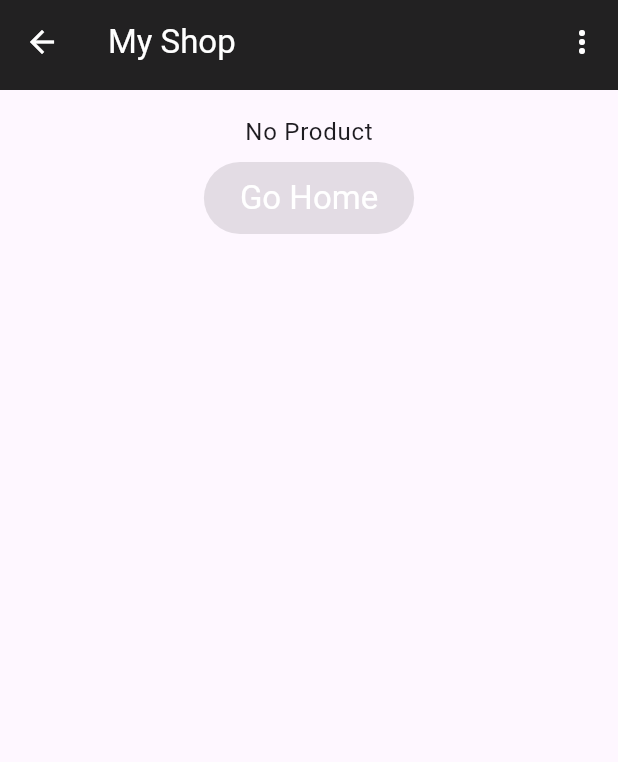
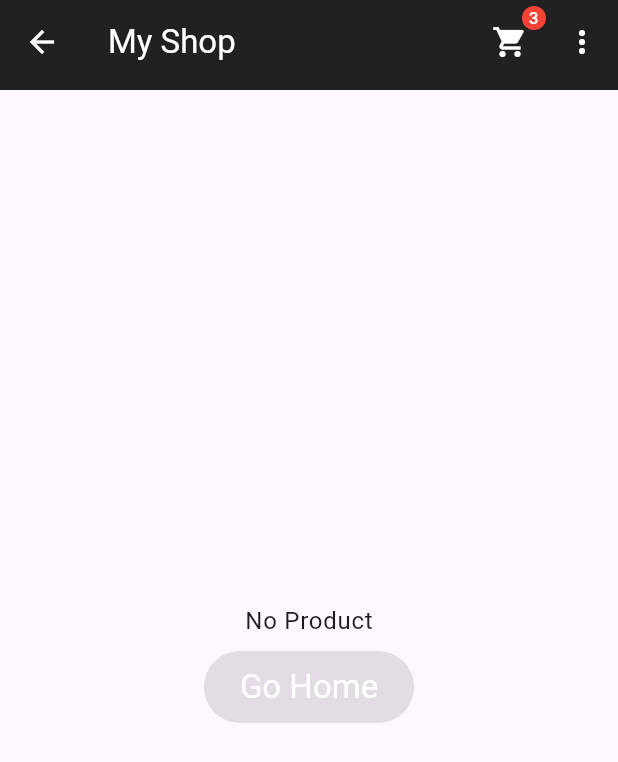
Before and after one commit to MarMarLwin/riverpod_todo, a Flutter app: the ProductScreen screen opened directly with empty values, on a phone screen of 412 x 824 dp. Shown: the top 762 px of the screen. Run offline on Flutter 3.47's test engine with Material 3 defaults, Android fonts, the phone set to English and light mode, and no system bars; our stand-ins replace fl_chart, flutter_layout_grid, flutter_riverpod, go_router, riverpod_annotation, rxdart; missing offline and left inert: dart:js; generated files the repository leaves out were written again.

Commit message:
add sample code for shellroute and responsive navigation bar/rail

```diff
--- a/lib/common_widgets/empty_placeholder_widget.dart
+++ b/lib/common_widgets/empty_placeholder_widget.dart
@@ -15,6 +15,7 @@ class EmptyPlaceholderWidget extends StatelessWidget {
         Sizes.p16,
       ),
       child: Column(
+        mainAxisAlignment: MainAxisAlignment.center,
         children: [
           Text(message, style: Theme.of(context).textTheme.bodyLarge),
           gapH8,
--- a/lib/constants/test_product.dart
+++ b/lib/constants/test_product.dart
@@ -8,6 +8,7 @@ const kTestProducts = [
     title: 'Bruschetta plate',
     description: 'Lorem ipsum',
     price: 15,
+    numRatings: 3,
     availableQuantity: 5,
   ),
   Product(
--- a/lib/features/products/presentation/home_app_bar/home_app_bar.dart
+++ b/lib/features/products/presentation/home_app_bar/home_app_bar.dart
@@ -6,6 +6,7 @@ import 'package:riverpod_todo/common_widgets/action_text_button.dart';
 import 'package:riverpod_todo/constants/breakpoints.dart';
 import 'package:riverpod_todo/features/auth/data/fake_auth_repository.dart';
 import 'package:riverpod_todo/features/products/presentation/home_app_bar/more_menu_button.dart';
+import 'package:riverpod_todo/features/products/presentation/home_app_bar/shopping_cart_icon.dart';
 import 'package:riverpod_todo/localization/string_hardcoded.dart';
 import 'package:riverpod_todo/routing/app_router.dart';
 
@@ -20,7 +21,7 @@ class HomeAppBar extends ConsumerWidget implements PreferredSizeWidget {
       return AppBar(
         title: Text('My Shop'.hardcoded),
         actions: [
-          // const ShoppingCartIcon(),
+          const ShoppingCartIcon(),
           MoreMenuButton(user: user),
         ],
       );
@@ -28,7 +29,7 @@ class HomeAppBar extends ConsumerWidget implements PreferredSizeWidget {
       return AppBar(
         title: Text('My Shop'.hardcoded),
         actions: [
-          // const ShoppingCartIcon(),
+          const ShoppingCartIcon(),
           if (user != null) ...[
             ActionTextButton(
               key: MoreMenuButton.ordersKey,
--- /dev/null
+++ b/lib/features/products/presentation/home_app_bar/shopping_cart_icon.dart
@@ -0,0 +1,53 @@
+import 'package:flutter/material.dart';
+import 'package:riverpod_todo/constants/app_sizes.dart';
+
+class ShoppingCartIcon extends StatelessWidget {
+  const ShoppingCartIcon({super.key});
+
+  @override
+  Widget build(BuildContext context) {
+    const cartItemCount = 3;
+    return Stack(
+      children: [
+        Center(
+          child: IconButton(
+            icon: const Icon(Icons.shopping_cart),
+            onPressed: () {},
+          ),
+        ),
+        if (cartItemCount > 0)
+          const Positioned(
+              top: Sizes.p4,
+              right: 0,
+              child: ShoppingCartIconBadge(itemCount: cartItemCount))
+      ],
+    );
+  }
+}
+
+class ShoppingCartIconBadge extends StatelessWidget {
+  const ShoppingCartIconBadge({super.key, required this.itemCount});
+  final int itemCount;
+
+  @override
+  Widget build(BuildContext context) {
+    return Container(
+      width: Sizes.p16,
+      height: Sizes.p16,
+      decoration:
+          const BoxDecoration(shape: BoxShape.circle, color: Colors.red),
+      child: Text(
+        itemCount.toString(),
+        // * Force text scale factor to 1.0 irrespective of the device's
+        // * textScaleFactor. This is to prevent the text from growing bigger
+        // * than the available space.
+        textScaler: const TextScaler.linear(1.0),
+        textAlign: TextAlign.center,
+        style: Theme.of(context)
+            .textTheme
+            .labelSmall!
+            .copyWith(color: Colors.white),
+      ),
+    );
+  }
+}
--- a/lib/features/products/presentation/products_list/product_list_screen.dart
+++ b/lib/features/products/presentation/products_list/product_list_screen.dart
@@ -2,7 +2,6 @@ import 'package:flutter/material.dart';
 import 'package:riverpod_todo/common_widgets/responsive_center.dart';
 import 'package:riverpod_todo/features/products/presentation/home_app_bar/home_app_bar.dart';
 import 'package:riverpod_todo/features/products/presentation/products_list/product_grid.dart';
-import 'package:riverpod_todo/localization/string_hardcoded.dart';
 
 class ProductListScreen extends StatefulWidget {
   const ProductListScreen({super.key});
@@ -37,10 +36,6 @@ class _ProductListScreenState extends State<ProductListScreen> {
   @override
   Widget build(BuildContext context) {
     return Scaffold(
-      // appBar: AppBar(
-      //     title: Text(
-      //   'Product List'.hardcoded,
-      // )),
       appBar: const HomeAppBar(),
       body: CustomScrollView(
         controller: _scrollController,
--- a/lib/main.dart
+++ b/lib/main.dart
@@ -39,7 +39,7 @@ class MyApp extends StatelessWidget {
             ),
           ),
         ),
-        routerConfig: goRouter);
+        routerConfig: shellRoute);
   }
 }
 
--- a/lib/routing/app_router.dart
+++ b/lib/routing/app_router.dart
@@ -1,9 +1,14 @@
+import 'dart:js';
+
+import 'package:flutter/material.dart';
 import 'package:go_router/go_router.dart';
+import 'package:riverpod_todo/common_widgets/not_found_page.dart';
 import 'package:riverpod_todo/features/auth/presentation/account/account_screen.dart';
 import 'package:riverpod_todo/features/auth/presentation/sigin/email_password_formtype.dart';
 import 'package:riverpod_todo/features/auth/presentation/sigin/signin_screen.dart';
 import 'package:riverpod_todo/features/products/presentation/product_screen/product_screen.dart';
 import 'package:riverpod_todo/features/products/presentation/products_list/product_list_screen.dart';
+import 'package:riverpod_todo/shell_route/shell_route_navigation.dart';
 
 enum AppRoute {
   home,
@@ -14,12 +19,21 @@ enum AppRoute {
   orders,
   account,
   signIn,
+  //shell router
+  shellRouteNavigation,
+  sectionA,
+  sectionADetail,
+  sectionB,
+  sectionBDetail
 }
 
-final goRouter =
-    GoRouter(initialLocation: '/', debugLogDiagnostics: true, routes: [
+final goRouter = GoRouter(
+    initialLocation: '/',
+    debugLogDiagnostics: true,
+    routes: [
       GoRoute(
           path: '/',
+          name: AppRoute.home.name,
           builder: (context, state) => const ProductListScreen(),
           routes: [
             GoRoute(
@@ -33,11 +47,68 @@ final goRouter =
       GoRoute(
           path: '/signin',
           name: AppRoute.signIn.name,
-      builder: (context, state) => SignInScreen(
+          pageBuilder: (context, state) => MaterialPage(
+              fullscreenDialog: true,
+              child: SignInScreen(
                   formType: EmailPasswordSignInFormType.signIn,
-          onSignedIn: () => GoRouter.of(context).pushNamed('register'))),
+                  onSignedIn: () => GoRouter.of(context).go('/')))),
       GoRoute(
           path: '/register',
           name: 'register',
           builder: (context, state) => const AccountScreen())
-]);
+    ],
+    errorBuilder: (context, state) => const NotFoundPage());
+
+//shell router navigation
+// private navigators
+final _rootNavigatorKey = GlobalKey<NavigatorState>();
+final _shellNavigatorAKey = GlobalKey<NavigatorState>(debugLabel: 'shellA');
+final _shellNavigatorBKey = GlobalKey<NavigatorState>(debugLabel: 'shellB');
+
+final shellRoute = GoRouter(
+  initialLocation: '/a',
+  navigatorKey: _rootNavigatorKey,
+  debugLogDiagnostics: true,
+  routes: [
+    StatefulShellRoute.indexedStack(
+        builder: (context, state, navigationShell) {
+          return ScaffoldWithNestedNavigation(
+            navigationShell: navigationShell,
+          );
+        },
+        branches: [
+          StatefulShellBranch(navigatorKey: _shellNavigatorAKey, routes: [
+            GoRoute(
+                path: '/a',
+                name: AppRoute.sectionA.name,
+                pageBuilder: (context, state) => NoTransitionPage(
+                        child: RootScreen(
+                      label: 'Screen A',
+                      detailsPath: AppRoute.sectionADetail.name,
+                    ))),
+            GoRoute(
+                path: '/details',
+                name: AppRoute.sectionADetail.name,
+                pageBuilder: (context, state) => const NoTransitionPage(
+                    child: DetailScreen(label: 'Detail A')))
+          ]),
+          StatefulShellBranch(navigatorKey: _shellNavigatorBKey, routes: [
+            GoRoute(
+                path: '/b',
+                name: AppRoute.sectionB.name,
+                pageBuilder: (context, state) => NoTransitionPage(
+                        child: RootScreen(
+                      label: 'Section B',
+                      detailsPath: AppRoute.sectionBDetail.name,
+                    ))),
+            GoRoute(
+                path: '/details',
+                name: AppRoute.sectionBDetail.name,
+                pageBuilder: (context, state) => const NoTransitionPage(
+                        child: DetailScreen(
+                      label: 'Detail B',
+                    )))
+          ])
+        ])
+  ],
+);
```
Also changed, not shown: lib/common_widgets/not_found_page.dart (added, +31 -0 lines), lib/features/auth/presentation/sigin/signin_screen.dart (+9 -2 lines), lib/features/products/presentation/product_screen/product_screen.dart (+10 -2 lines), lib/shell_route/shell_route_navigation.dart (added, +136 -0 lines). Lines whose indentation alone changed are shown as unchanged.
